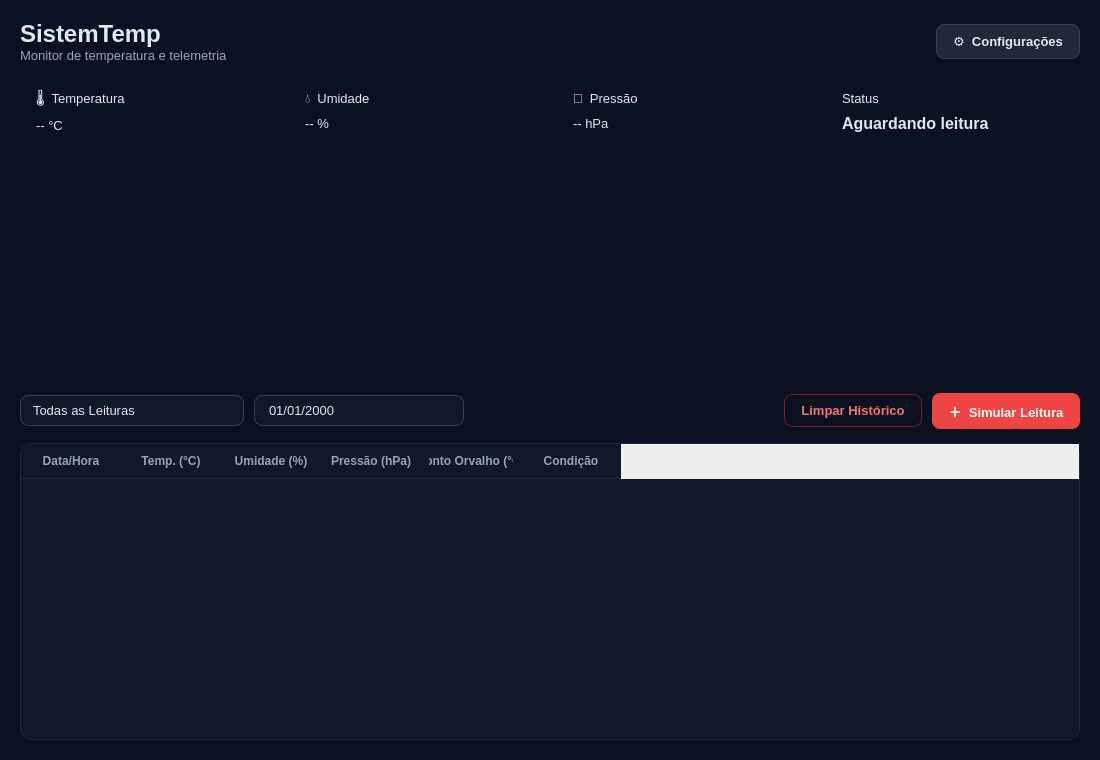
First picture: the form in ui/main_window.ui, repository SamuelSchutz13/SistemTemp, before the edit.
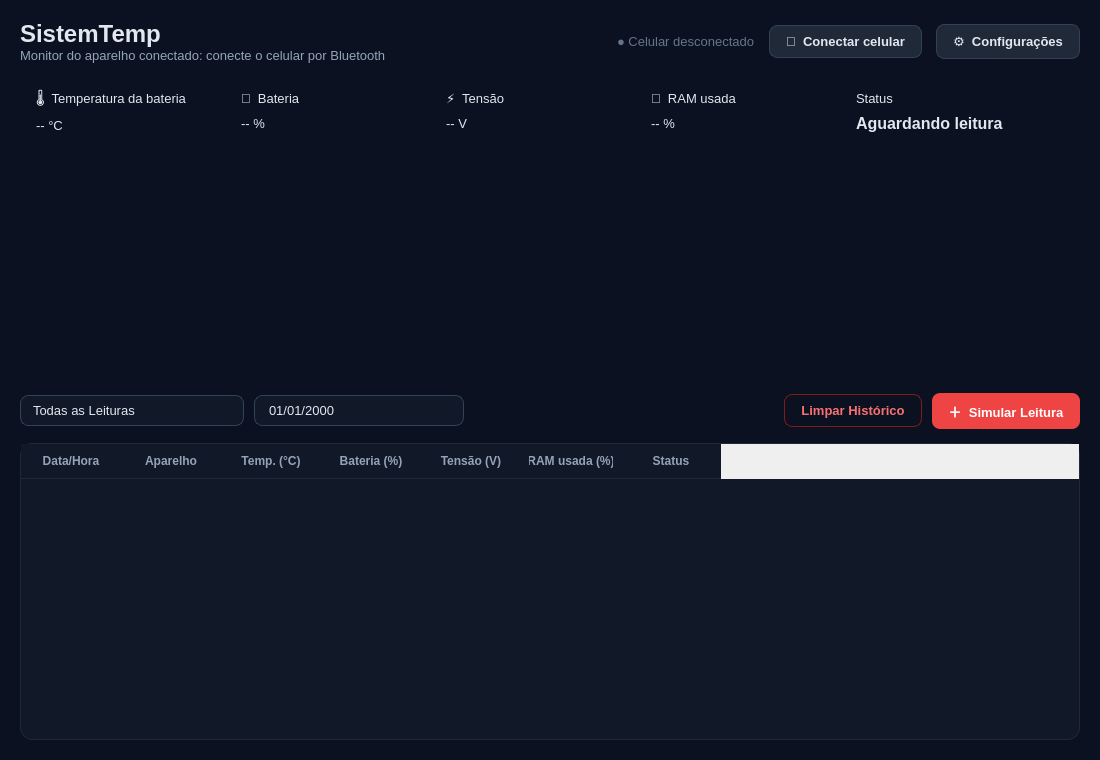
Second picture: the form after the edit. Icons and pictures are not drawn. Custom widgets are drawn as their Qt base class.

Commit message:
feat: app Android com conexão Bluetooth e limpeza de histórico; código enxugado
- app Android (android/) envia a bateria do celular ao PC por Bluetooth SPP
- botão de lixeira no app para excluir o histórico local (com confirmação)
- BluetoothController no PC recebe as leituras pela porta COM
- remove duplicação na montagem da linha do histórico e na validação dos limites
- registrar_evento usa logging.log; cria a pasta logs/ se não existir
- banco e log deixam de ser versionados (dados locais)

Diff of the .ui file:
```diff
--- a/ui/main_window.ui
+++ b/ui/main_window.ui
@@ -65,7 +65,7 @@
         <item>
          <widget class="QLabel" name="lblSubtitulo">
           <property name="styleSheet"><string notr="true">color: #94A3B8;</string></property>
-          <property name="text"><string>Monitor de temperatura e telemetria</string></property>
+          <property name="text"><string>Monitor do aparelho conectado: conecte o celular por Bluetooth</string></property>
          </widget>
         </item>
        </layout>
@@ -77,6 +77,18 @@
         <property name="sizeHint" stdset="0"><size><width>40</width><height>20</height></size></property>
        </spacer>
       </item>
+      <item>
+       <widget class="QLabel" name="lblBluetoothStatus">
+        <property name="styleSheet"><string notr="true">color: #64748B;</string></property>
+        <property name="text"><string>● Celular desconectado</string></property>
+       </widget>
+      </item>
+      <item>
+       <widget class="QPushButton" name="btnBluetooth">
+        <property name="cursor"><cursorShape>PointingHandCursor</cursorShape></property>
+        <property name="text"><string>📱  Conectar celular</string></property>
+       </widget>
+      </item>
       <item>
        <widget class="QPushButton" name="btnConfig">
         <property name="cursor"><cursorShape>PointingHandCursor</cursorShape></property>
@@ -97,7 +109,7 @@
          <property name="topMargin"><number>12</number></property>
          <property name="rightMargin"><number>16</number></property>
          <property name="bottomMargin"><number>12</number></property>
-         <item><widget class="QLabel" name="l1"><property name="role" stdset="0"><string>cardTitulo</string></property><property name="text"><string>🌡  Temperatura</string></property></widget></item>
+         <item><widget class="QLabel" name="l1"><property name="role" stdset="0"><string>cardTitulo</string></property><property name="text"><string>🌡  Temperatura da bateria</string></property></widget></item>
          <item><widget class="QLabel" name="lblTemperatura"><property name="role" stdset="0"><string>cardValor</string></property><property name="text"><string>-- °C</string></property></widget></item>
         </layout>
        </widget>
@@ -110,8 +122,8 @@
          <property name="topMargin"><number>12</number></property>
          <property name="rightMargin"><number>16</number></property>
          <property name="bottomMargin"><number>12</number></property>
-         <item><widget class="QLabel" name="l2"><property name="role" stdset="0"><string>cardTitulo</string></property><property name="text"><string>💧  Umidade</string></property></widget></item>
-         <item><widget class="QLabel" name="lblUmidade"><property name="role" stdset="0"><string>cardValor</string></property><property name="text"><string>-- %</string></property></widget></item>
+         <item><widget class="QLabel" name="l2"><property name="role" stdset="0"><string>cardTitulo</string></property><property name="text"><string>🔋  Bateria</string></property></widget></item>
+         <item><widget class="QLabel" name="lblBateria"><property name="role" stdset="0"><string>cardValor</string></property><property name="text"><string>-- %</string></property></widget></item>
         </layout>
        </widget>
       </item>
@@ -123,8 +135,21 @@
          <property name="topMargin"><number>12</number></property>
          <property name="rightMargin"><number>16</number></property>
          <property name="bottomMargin"><number>12</number></property>
-         <item><widget class="QLabel" name="l3"><property name="role" stdset="0"><string>cardTitulo</string></property><property name="text"><string>🧭  Pressão</string></property></widget></item>
-         <item><widget class="QLabel" name="lblPressao"><property name="role" stdset="0"><string>cardValor</string></property><property name="text"><string>-- hPa</string></property></widget></item>
+         <item><widget class="QLabel" name="l3"><property name="role" stdset="0"><string>cardTitulo</string></property><property name="text"><string>⚡  Tensão</string></property></widget></item>
+         <item><widget class="QLabel" name="lblTensao"><property name="role" stdset="0"><string>cardValor</string></property><property name="text"><string>-- V</string></property></widget></item>
+        </layout>
+       </widget>
+      </item>
+      <item>
+       <widget class="QFrame" name="cardRam">
+        <property name="card" stdset="0"><bool>true</bool></property>
+        <layout class="QVBoxLayout" name="v5">
+         <property name="leftMargin"><number>16</number></property>
+         <property name="topMargin"><number>12</number></property>
+         <property name="rightMargin"><number>16</number></property>
+         <property name="bottomMargin"><number>12</number></property>
+         <item><widget class="QLabel" name="l5"><property name="role" stdset="0"><string>cardTitulo</string></property><property name="text"><string>🧠  RAM usada</string></property></widget></item>
+         <item><widget class="QLabel" name="lblRam"><property name="role" stdset="0"><string>cardValor</string></property><property name="text"><string>-- %</string></property></widget></item>
         </layout>
        </widget>
       </item>
@@ -200,11 +225,12 @@
       <property name="selectionBehavior"><enum>QAbstractItemView::SelectRows</enum></property>
       <property name="showGrid"><bool>false</bool></property>
       <column><property name="text"><string>Data/Hora</string></property></column>
+      <column><property name="text"><string>Aparelho</string></property></column>
       <column><property name="text"><string>Temp. (°C)</string></property></column>
-      <column><property name="text"><string>Umidade (%)</string></property></column>
-      <column><property name="text"><string>Pressão (hPa)</string></property></column>
-      <column><property name="text"><string>Ponto Orvalho (°C)</string></property></column>
-      <column><property name="text"><string>Condição</string></property></column>
+      <column><property name="text"><string>Bateria (%)</string></property></column>
+      <column><property name="text"><string>Tensão (V)</string></property></column>
+      <column><property name="text"><string>RAM usada (%)</string></property></column>
+      <column><property name="text"><string>Status</string></property></column>
      </widget>
     </item>
    </layout>
```
Left out of the diff: 8 changed lines with no effect on the pictures. The commit also changes 27 other files.
